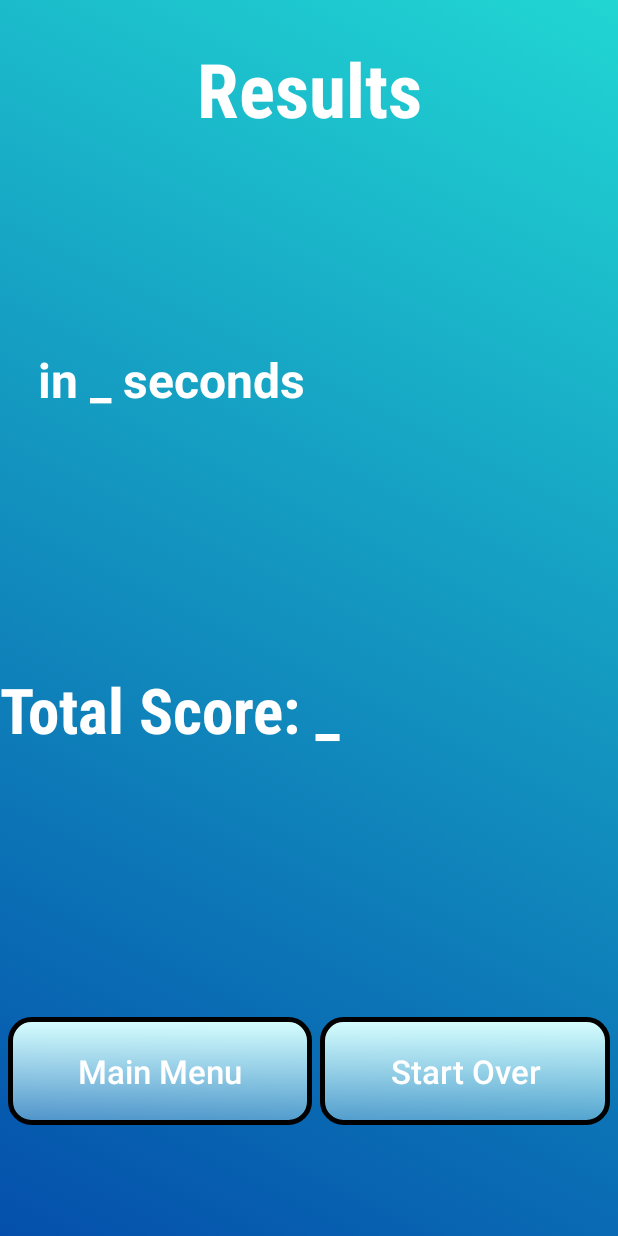
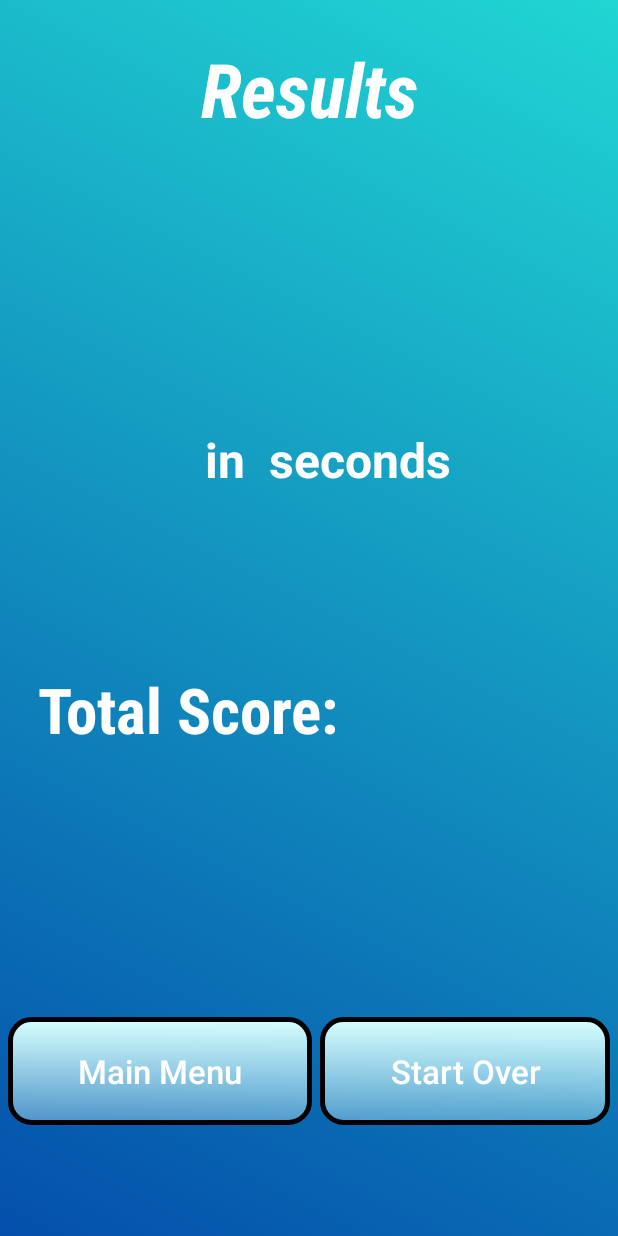
Before and after one commit to bminton3/FastMathTrainer2, an Android app: the WinningScreenActivity screen opened directly, with no data from a screen before it, on a phone screen of 412 x 824 dp. Run offline under Robolectric (Android 15) with nearby library versions, the phone set to English and light mode, and no system bars; our stand-ins replace AdMob; Roboto replaces fonts that are not available here.

Commit message:
Changed winning screen text depending on game mode.

```diff
--- a/app/src/main/java/com/minton/fastmathtrainer/Generic/WinningScreenActivity.kt
+++ b/app/src/main/java/com/minton/fastmathtrainer/Generic/WinningScreenActivity.kt
@@ -2,6 +2,7 @@ package com.minton.fastmathtrainer.Generic
 
 import android.os.Bundle
 import android.content.Intent
+import android.content.SharedPreferences
 import android.os.Handler
 import android.view.View
 import android.widget.Button
@@ -19,13 +20,14 @@ import kotlin.concurrent.schedule
 class WinningScreenActivity : BaseActivity() {
 
     lateinit var mAdView : AdView
+    protected lateinit var pref : SharedPreferences
 
     override fun onCreate(savedInstanceState: Bundle?) {
         super.onCreate(savedInstanceState)
 
         val intent = intent
         // set the bg color - this used to set the bg color. Not anymore. Can we remove?
-        var pref = getSharedPreferences("fastmathtrainer",0)
+        pref = getSharedPreferences("fastmathtrainer",0)
         val gameMode = pref.getString(gameMode, "practice")
 
         setContentView(R.layout.activity_winning_screen)
@@ -63,6 +65,7 @@ class WinningScreenActivity : BaseActivity() {
 
     private fun fillWinningTextValues() {
         val intent = intent
+        val gameMode = pref.getString(gameMode, "practice")
 
         val message = intent.getStringExtra("MESSAGE")
         val time = intent.getStringExtra("TIME")
@@ -74,10 +77,18 @@ class WinningScreenActivity : BaseActivity() {
         val totalscoreBanner: TextView = findViewById<TextView>(R.id.totalscorebanner)
         val newhighscoreText: TextView = findViewById<TextView>(R.id.newhighscore)
 
-        messageText.text = "You solved _ problems"
-        timeText.text = "in _ seconds"
-        totalscoreBanner.text = "Total Score: _"
-        newhighscoreText.text = ""
+        if (gameMode.equals("practice")) {
+            messageText.text = "You solved  problems"
+            timeText.text = "in  seconds"
+            totalscoreBanner.text = "Total Score: "
+            newhighscoreText.text = ""
+        }
+        else {
+            messageText.text = "  answered"
+            timeText.text = "% correct"
+            totalscoreBanner.text = "Total Score: "
+            newhighscoreText.text = ""
+        }
 
         Handler().postDelayed({
             messageText.text = message
--- a/app/src/main/java/com/minton/fastmathtrainer/MathCards/MathCardsActivity.kt
+++ b/app/src/main/java/com/minton/fastmathtrainer/MathCards/MathCardsActivity.kt
@@ -227,7 +227,7 @@ abstract class MathCardsActivity : BaseActivity() {
             intent.putExtra("TIME", "" + "%.2f".format(score)  + "% correct")
             val totalScore = (totalAnswered*(score/100)).roundToInt()
             Log.i("MathCardsActivity", "total score: $totalScore")
-            intent.putExtra("TOTALSCORE", totalScore.toString())
+            intent.putExtra("TOTALSCORE", "Total Score: " + totalScore.toString())
             pref.putInt(timedHighScore, totalScore)
         }
         else {
--- a/app/src/main/res/layout/activity_winning_screen.xml
+++ b/app/src/main/res/layout/activity_winning_screen.xml
@@ -27,7 +27,7 @@
             android:textColor="#FFFFFF"
             android:textSize="50sp"
             android:paddingBottom="1dp"
-            android:textStyle="bold" />
+            android:textStyle="italic|bold" />
     </LinearLayout>
 
     <LinearLayout
@@ -41,7 +41,7 @@
             android:layout_width="0dp"
             android:layout_height="match_parent"
             android:layout_weight="1"
-            android:gravity="bottom|left"
+            android:gravity="center|bottom"
             android:paddingLeft="25dp"
             android:keepScreenOn="true"
             android:text="@string/message"
@@ -60,7 +60,7 @@
             android:layout_width="0dp"
             android:layout_height="match_parent"
             android:layout_weight="1"
-            android:gravity="left"
+            android:gravity="bottom|center"
             android:paddingLeft="25dp"
             android:paddingTop="20dp"
             android:keepScreenOn="true"
@@ -103,6 +103,7 @@
             android:fontFamily="sans-serif-condensed"
             android:gravity="left"
             android:keepScreenOn="true"
+            android:paddingLeft="25dp"
             android:text="@string/totalscorebanner"
             android:textColor="#FFFFFF"
             android:textSize="42sp"
--- a/app/src/main/res/values/strings.xml
+++ b/app/src/main/res/values/strings.xml
@@ -37,6 +37,7 @@
 
     <!-- winning screen -->
     <string name="results">Results</string>
+    <string name="resultsBoldItalic"><![CDATA[<i><b>Results</i></b>]]> </string>
     <string name="message">You solved &lt;u>%1s&lt;/u> problems</string>
     <string name="messageLineTwo">in &lt;u>%ls&lt;/u> seconds.</string>
     <string name="totalscorebanner">Total Score: &lt;u>%ls&lt;/u></string>
--- a/build.gradle
+++ b/build.gradle
@@ -7,7 +7,7 @@ buildscript {
         jcenter()
     }
     dependencies {
-        classpath 'com.android.tools.build:gradle:3.4.2'
+        classpath 'com.android.tools.build:gradle:3.5.1'
         classpath "org.jetbrains.kotlin:kotlin-gradle-plugin:1.3.21"
         classpath "org.jetbrains.kotlin:kotlin-android-extensions:$kotlin_version"
         // NOTE: Do not place your application dependencies here; they belong
```
Also changed, not shown: gradle/wrapper/gradle-wrapper.properties.
